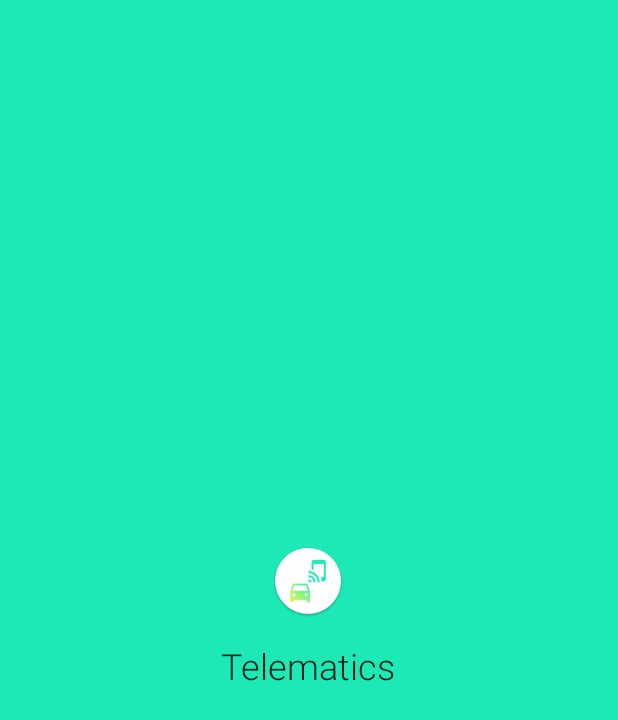
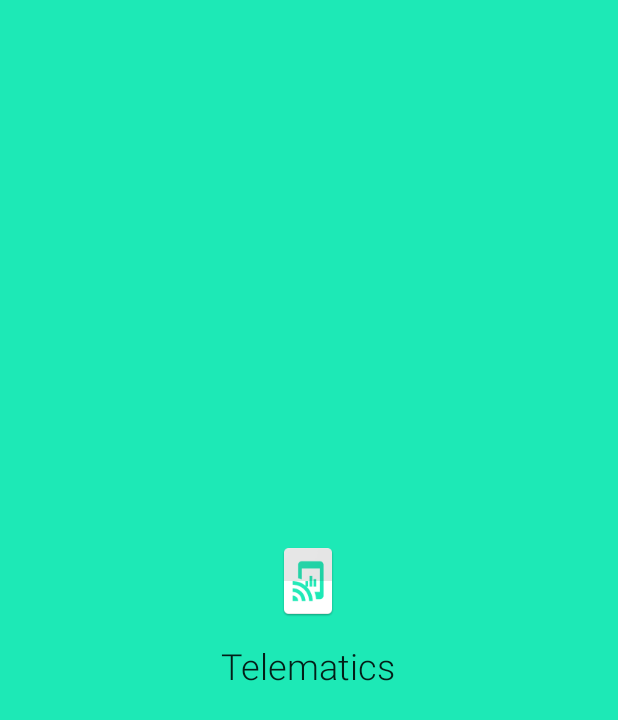
Before and after one commit to haukesomm/eHealth-Demo, an Android app: the SplashActivity screen opened directly, with no data from a screen before it, on a phone screen of 412 x 824 dp. Shown: the top 720 px of the screen. Run offline under Robolectric (Android 15) with nearby library versions, the phone set to English and light mode, and no system bars.

Commit message:
Improve launcher icon

```diff
--- a/app/src/main/AndroidManifest.xml
+++ b/app/src/main/AndroidManifest.xml
@@ -6,9 +6,8 @@
 
     <application
         android:allowBackup="true"
-        android:icon="@mipmap/ic_telematics_launcher"
+        android:icon="@mipmap/ic_launcher"
         android:label="@string/app_name"
-        android:roundIcon="@mipmap/ic_telematics_launcher"
         android:supportsRtl="true"
         android:theme="@style/AppTheme"
         android:fullBackupContent="false">
--- a/app/src/main/res/layout/activity_splash.xml
+++ b/app/src/main/res/layout/activity_splash.xml
@@ -11,7 +11,7 @@
         style="@style/Text.Headline.Primary"
         android:fontFamily="sans-serif-light"
         android:text="@string/app_name"
-        android:drawableTop="@mipmap/ic_telematics_launcher"
+        android:drawableTop="@mipmap/ic_launcher"
         android:drawablePadding="@dimen/margin_default"/>
 
 </LinearLayout>
```
Also changed, not shown: app/src/main/res/mipmap-hdpi/ic_launcher.png (added), app/src/main/res/mipmap-hdpi/ic_telematics_launcher.png (deleted), app/src/main/res/mipmap-mdpi/ic_launcher.png (added), app/src/main/res/mipmap-mdpi/ic_telematics_launcher.png (deleted), app/src/main/res/mipmap-xhdpi/ic_launcher.png (added), app/src/main/res/mipmap-xhdpi/ic_telematics_launcher.png (deleted), app/src/main/res/mipmap-xxhdpi/ic_launcher.png (added), app/src/main/res/mipmap-xxhdpi/ic_telematics_launcher.png (deleted), app/src/main/res/mipmap-xxxhdpi/ic_launcher.png (added), app/src/main/res/mipmap-xxxhdpi/ic_telematics_launcher.png (deleted).
